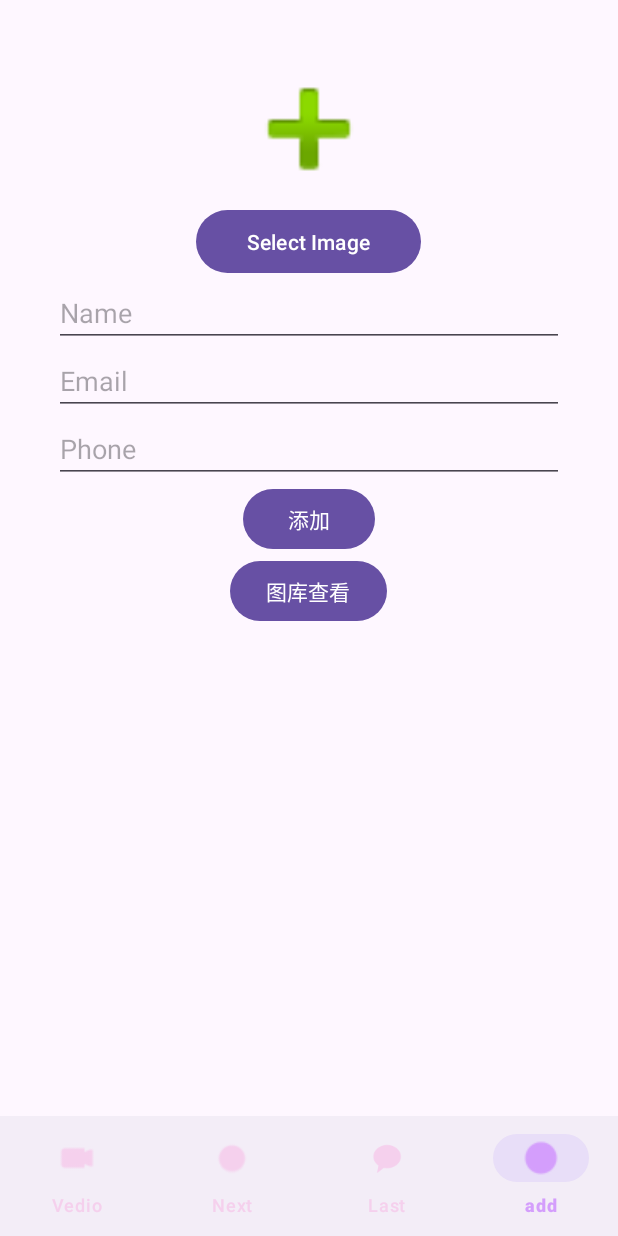
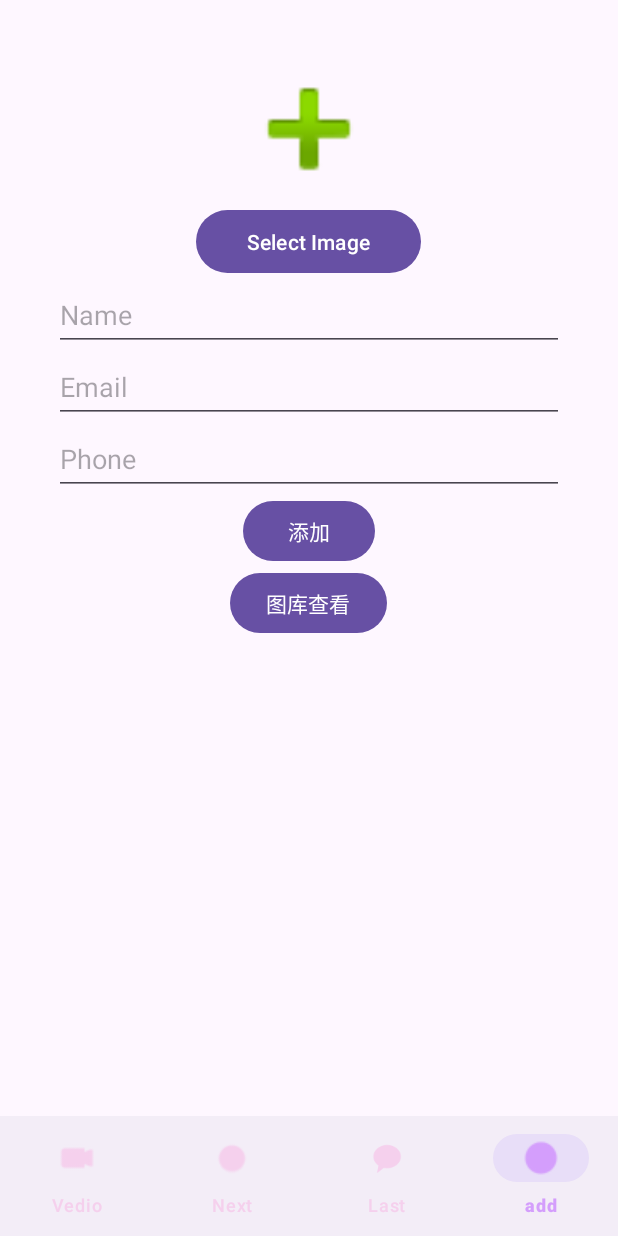
Before and after one commit to allrighthyz/learn-mvvm, an Android app: the AddFragment screen opened through its navigation route, on a phone screen of 412 x 824 dp. Run offline under Robolectric (Android 15) with nearby library versions, the phone set to English and light mode, and no system bars; our stand-ins replace Room's generated code, data binding, navigation-ui.

Commit message:
委托学习

```diff
--- a/app/build.gradle.kts
+++ b/app/build.gradle.kts
@@ -65,6 +65,7 @@ dependencies {
     implementation(libs.androidx.room.ktx)
     implementation(libs.androidx.databinding.runtime)
     implementation(libs.activity)
+    implementation(libs.testng)
 //    implementation(libs.androidx.library)
     //noinspection KaptUsageInsteadOfKsp
     kapt(libs.androidx.room.compiler)
--- /dev/null
+++ b/app/src/main/java/com/transsion/mediaplayerdemo/learn/delegate/DelegateGamePlayer.kt
@@ -0,0 +1,5 @@
+package com.transsion.mediaplayerdemo.learn.delegate
+
+class DelegateGamePlayer(private val gamePlayer: IGamePlayer): IGamePlayer by gamePlayer {
+
+}
--- a/app/src/main/java/com/transsion/mediaplayerdemo/ui/viewModel/AddViewModel.kt
+++ b/app/src/main/java/com/transsion/mediaplayerdemo/ui/viewModel/AddViewModel.kt
@@ -1,6 +1,7 @@
 package com.transsion.mediaplayerdemo.ui.viewModel
 
 import android.net.Uri
+import android.util.Log
 import androidx.lifecycle.LiveData
 import androidx.lifecycle.MutableLiveData
 import androidx.lifecycle.ViewModel
@@ -51,6 +52,6 @@ class AddViewModel(private val repository: UserRepository) : ViewModel() {
     }
 
     fun showGallery(){
-
+     Log.d("show","show")
     }
 }
--- a/app/src/main/res/layout/fragment_add.xml
+++ b/app/src/main/res/layout/fragment_add.xml
@@ -40,7 +40,7 @@
             <EditText
                 android:id="@+id/nameEditText"
                 android:layout_width="match_parent"
-                android:layout_height="wrap_content"
+                android:layout_height="48dp"
                 android:autofillHints="username"
                 android:hint="@string/user_name"
                 android:inputType="textPersonName"
@@ -49,7 +49,7 @@
             <EditText
                 android:id="@+id/emailEditText"
                 android:layout_width="match_parent"
-                android:layout_height="wrap_content"
+                android:layout_height="48dp"
                 android:autofillHints="email"
                 android:hint="@string/user_email"
                 android:inputType="textEmailAddress"
@@ -58,7 +58,7 @@
             <EditText
                 android:id="@+id/phoneEditText"
                 android:layout_width="match_parent"
-                android:layout_height="wrap_content"
+                android:layout_height="48dp"
                 android:autofillHints="phone"
                 android:hint="@string/user_phone"
                 android:inputType="phone"
@@ -78,7 +78,7 @@
                 android:layout_height="wrap_content"
                 android:layout_gravity="center"
                 android:text="@string/pic_show"
-                android:onClick="@{()->viewModel.showGallery}"/>
+                android:onClick="@{() -> viewModel.showGallery()}"/>
 
         </LinearLayout>
 
--- a/gradle/libs.versions.toml
+++ b/gradle/libs.versions.toml
@@ -19,6 +19,7 @@ databinding = "8.7.2"
 library = "3.2.0-alpha11"
 androidxJunit = "1.2.1"
 activityVersion = "1.9.3"
+testng = "6.9.6"
 
 [libraries]
 androidx-appcompat = { module = "androidx.appcompat:appcompat", version.ref = "appcompat" }
@@ -42,6 +43,7 @@ androidx-activity = { module = "androidx.activity:activity-ktx", version.ref = "
 androidx-constraintlayout = { module = "androidx.constraintlayout:constraintlayout", version.ref = "constraintlayout" }
 androidx-databinding-runtime = { module = "androidx.databinding:databinding-runtime", version.ref = "databinding" }
 activity = { group = "androidx.activity", name = "activity", version.ref = "activityVersion" }
+testng = { group = "org.testng", name = "testng", version.ref = "testng" }
 #coreKtx
 
 [plugins]
```
Also changed, not shown: app/src/main/java/com/transsion/mediaplayerdemo/learn/delegate/GamePlayerDelegateTest.kt (added, +14 -0 lines), app/src/main/java/com/transsion/mediaplayerdemo/learn/delegate/IGamePlayer.kt (added, +8 -0 lines), app/src/main/java/com/transsion/mediaplayerdemo/learn/delegate/RealGamePlayer.kt (added, +16 -0 lines).
